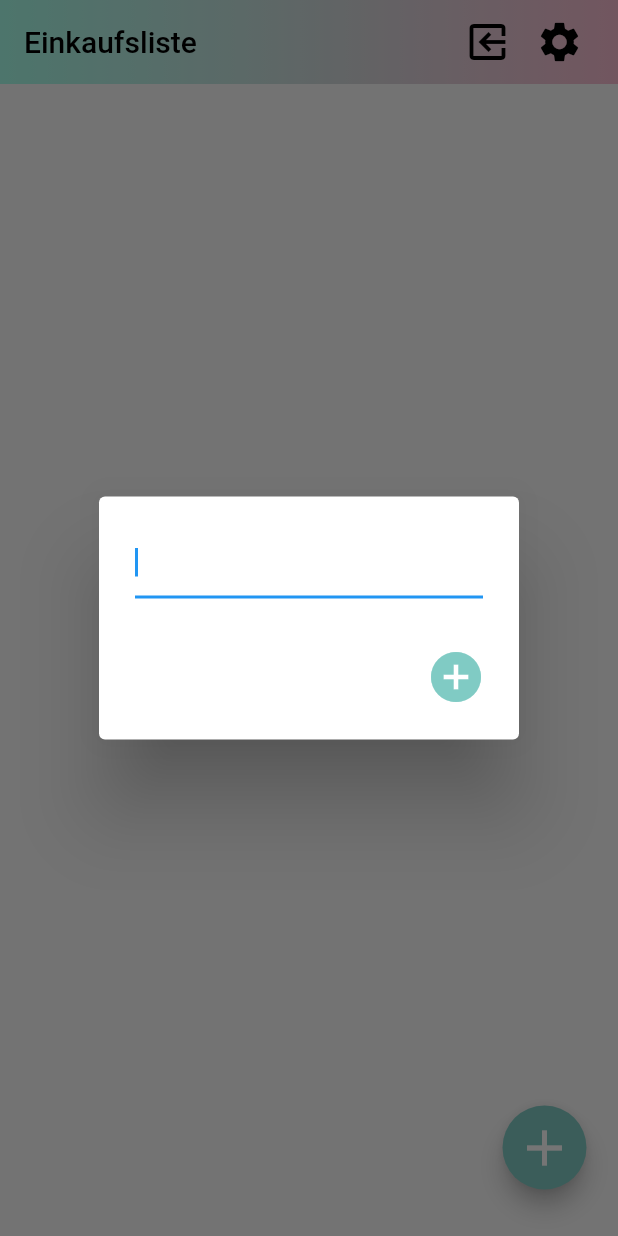
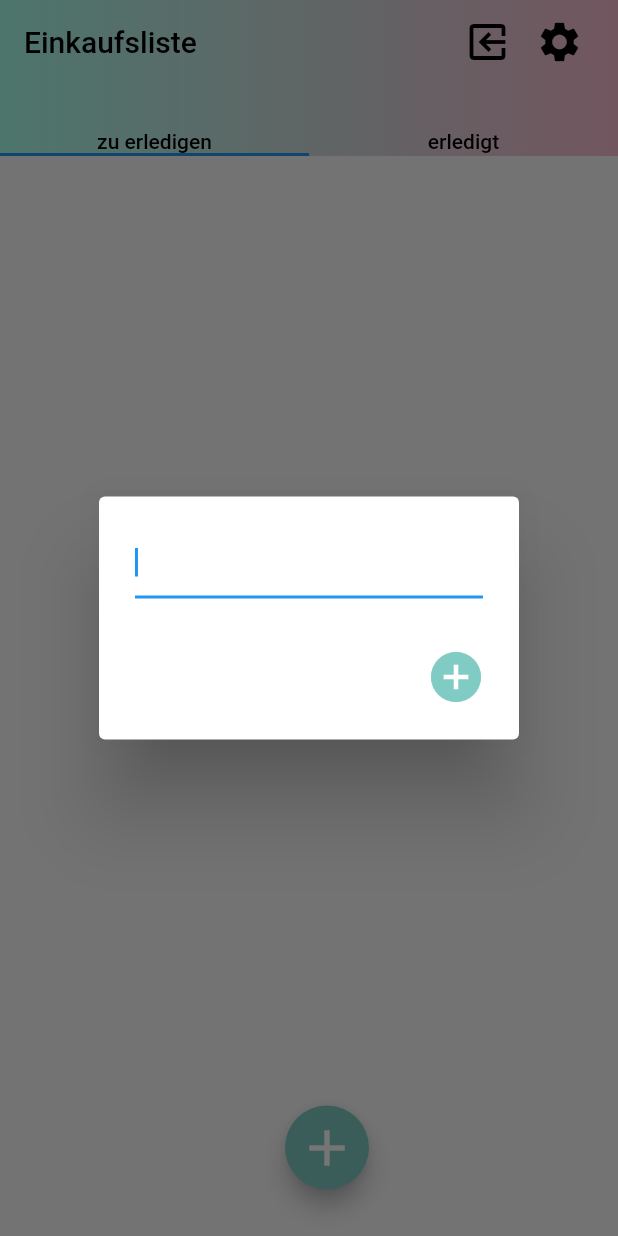
Before and after one commit to noahmarkgraf/shopping_list, a Flutter app: the screen it shows once a user with an empty profile is signed in, after a tap on the "add" icon, on a phone screen of 412 x 824 dp. Run offline on Flutter 3.47's test engine with Material 2 defaults, Android fonts, the phone set to English and light mode, and no system bars; our stand-ins replace cloud_firestore, firebase_auth, firebase_core, flutter_spinkit; accounts and stored records are empty.

```diff
--- a/lib/screens/authenticate/register.dart
+++ b/lib/screens/authenticate/register.dart
@@ -87,7 +87,7 @@ class _RegisterState extends State<Register> {
               decoration: textInputDecoration.copyWith(hintText: 'Email'),
               validator: (val) => val.isEmpty ? 'Enter an email' : null,
               onChanged: (val) {
-                setState(() => email = val);
+                setState(() => email = val.trim());
               },
             ),
             SizedBox(height: 20.0),
--- a/lib/screens/authenticate/sign_in.dart
+++ b/lib/screens/authenticate/sign_in.dart
@@ -67,7 +67,7 @@ class _SignInState extends State<SignIn> {
               decoration: textInputDecoration.copyWith(hintText: 'Email'),
               validator: (val) => val.isEmpty ? 'Enter an email' : null,
               onChanged: (val) {
-                setState(() => email = val);
+                setState(() => email = val.trim());
               },
             ),
             SizedBox(height: 20.0),
--- a/lib/screens/home/home.dart
+++ b/lib/screens/home/home.dart
@@ -4,6 +4,7 @@ import 'package:shopping_list/models/purchase.dart';
 import 'package:shopping_list/models/user.dart';
 import 'package:shopping_list/models/user_settings.dart';
 import 'package:shopping_list/screens/home/purchase_list.dart';
+import 'package:shopping_list/screens/home/purchase_list_done.dart';
 import 'package:shopping_list/screens/home/settings.dart';
 import 'package:shopping_list/services/auth.dart';
 import 'package:shopping_list/services/database.dart';
@@ -39,6 +40,8 @@ class _HomeState extends State<Home> {
 
     return StreamProvider<List<Purchase>>.value(
       value: DatabaseService().purchases,
+      child: DefaultTabController(
+        length: 2,
         child: Scaffold(
           backgroundColor: Colors.brown[50],
           appBar: AppBar(
@@ -87,6 +90,10 @@ class _HomeState extends State<Home> {
                 ),
               ),
             ],
+            bottom: TabBar(
+              tabs: [Text('zu erledigen', style: TextStyle(color: Colors.black)),
+                Text('erledigt', style: TextStyle(color: Colors.black))],
+            ),
           ),
           body: FutureBuilder<UserSettings>(
             future: load(),
@@ -103,7 +110,10 @@ class _HomeState extends State<Home> {
                 userSettings = Provider.of<UserSettings>(context);
                 userSettings.name = snapshot.data.name;
                 userSettings.uid = snapshot.data.uid;
-              return PurchaseList();
+                return TabBarView(children: [
+                  PurchaseList(),
+                  PurchaseListDone(),
+                ],);
               }
 
               // Otherwise, show something whilst waiting for initialization to complete
@@ -111,6 +121,7 @@ class _HomeState extends State<Home> {
             },
           ),
         ),
+      ),
     );
   }
 }
--- a/lib/screens/home/purchase_list.dart
+++ b/lib/screens/home/purchase_list.dart
@@ -32,7 +32,7 @@ class _PurchaseListState extends State<PurchaseList> {
         },
       ),
       floatingActionButton: Padding(
-        padding: const EdgeInsets.fromLTRB(0, 0, 5, 15),
+        padding: const EdgeInsets.fromLTRB(0, 0, 150, 15),
         child: FloatingActionButton(
           onPressed: (){
             showDialog(
--- a/lib/screens/home/purchase_tile.dart
+++ b/lib/screens/home/purchase_tile.dart
@@ -21,11 +21,7 @@ class PurchaseTile extends StatelessWidget {
       child: Card(
         margin: EdgeInsets.fromLTRB(20.0, 6.0, 20.0, 0),
         child: ListTile(
-          // leading: CircleAvatar(
-          //   radius: 20.0,
-          //   backgroundColor: Colors.teal[200],
-          //   child: Icon(Icons.shopping_basket, color: Colors.white),
-          // ),
+          // leading: Checkbox(),
           title: Text(purchase.name, style: TextStyle(fontSize: 17),),
           subtitle: Text('von ${purchase.userName}\n${purchase.date}'),
           isThreeLine: true,
--- a/lib/services/database.dart
+++ b/lib/services/database.dart
@@ -77,4 +77,6 @@ class DatabaseService {
     return await purchaseCollection.doc(docId).delete();
   }
 
+
+
 }
```
Also changed, not shown: lib/screens/home/purchase_list_done.dart (added, +15 -0 lines). Lines whose indentation alone changed are shown as unchanged.
